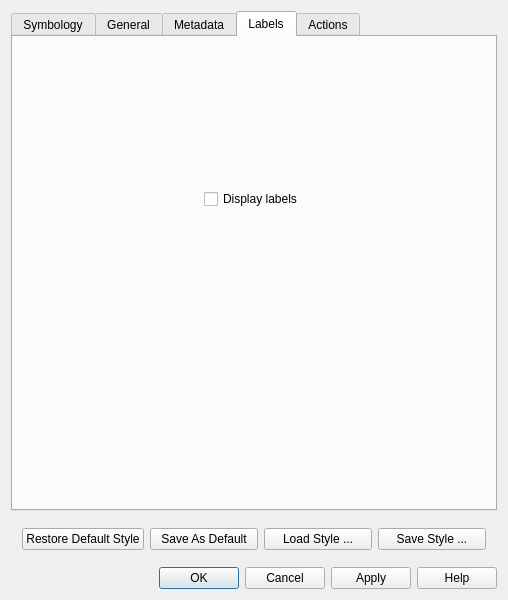
First picture: the form in branches/renderer/src/ui/qgsvectorlayerpropertiesbase.ui, repository stopa85/Quantum-GIS, before the edit.
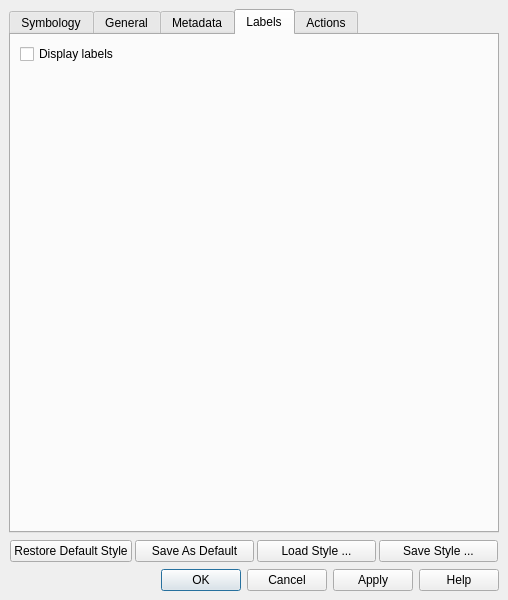
Second picture: the form after the edit. The open tabs and pages were chosen to show the change. Icons and pictures are not drawn.

```diff
--- a/branches/renderer/src/ui/qgsvectorlayerpropertiesbase.ui
+++ b/branches/renderer/src/ui/qgsvectorlayerpropertiesbase.ui
@@ -26,7 +26,7 @@
   </property>
   <layout class="QGridLayout" >
    <property name="margin" >
-    <number>11</number>
+    <number>9</number>
    </property>
    <property name="spacing" >
     <number>6</number>
@@ -388,34 +388,16 @@
       </attribute>
       <layout class="QGridLayout" >
        <property name="margin" >
-        <number>11</number>
+        <number>9</number>
        </property>
        <property name="spacing" >
         <number>6</number>
        </property>
-       <item row="1" column="0" >
-        <widget class="QFrame" name="labelOptionsFrame" >
-         <property name="sizePolicy" >
-          <sizepolicy>
-           <hsizetype>0</hsizetype>
-           <vsizetype>0</vsizetype>
-           <horstretch>0</horstretch>
-           <verstretch>0</verstretch>
-          </sizepolicy>
-         </property>
-         <property name="frameShape" >
-          <enum>QFrame::NoFrame</enum>
-         </property>
-         <property name="frameShadow" >
-          <enum>QFrame::Plain</enum>
-         </property>
-        </widget>
-       </item>
        <item row="0" column="0" >
         <widget class="QCheckBox" name="labelCheckBox" >
          <property name="sizePolicy" >
           <sizepolicy>
-           <hsizetype>0</hsizetype>
+           <hsizetype>7</hsizetype>
            <vsizetype>0</vsizetype>
            <horstretch>0</horstretch>
            <verstretch>0</verstretch>
@@ -426,6 +408,24 @@
          </property>
         </widget>
        </item>
+       <item row="1" column="0" >
+        <widget class="QFrame" name="labelOptionsFrame" >
+         <property name="sizePolicy" >
+          <sizepolicy>
+           <hsizetype>7</hsizetype>
+           <vsizetype>7</vsizetype>
+           <horstretch>0</horstretch>
+           <verstretch>0</verstretch>
+          </sizepolicy>
+         </property>
+         <property name="frameShape" >
+          <enum>QFrame::NoFrame</enum>
+         </property>
+         <property name="frameShadow" >
+          <enum>QFrame::Plain</enum>
+         </property>
+        </widget>
+       </item>
       </layout>
      </widget>
      <widget class="QWidget" name="tab5" >
@@ -464,10 +464,10 @@
    <item row="1" column="0" >
     <layout class="QHBoxLayout" >
      <property name="margin" >
-      <number>11</number>
+      <number>1</number>
      </property>
      <property name="spacing" >
-      <number>6</number>
+      <number>3</number>
      </property>
      <item>
       <widget class="QPushButton" name="pbnLoadDefaultStyle" >
@@ -499,7 +499,7 @@
      </item>
     </layout>
    </item>
-   <item row="2" column="0" >
+   <item row="3" column="0" >
     <widget class="QDialogButtonBox" name="buttonBox" >
      <property name="orientation" >
       <enum>Qt::Horizontal</enum>
```
Left out of the diff: 117 changed lines with no effect on the pictures.
